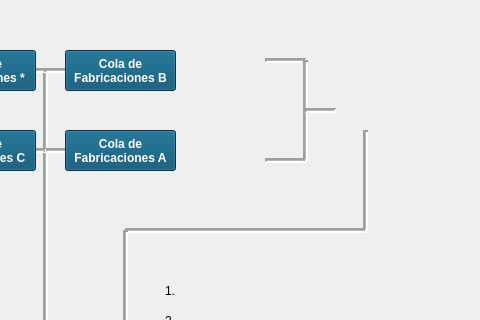
First picture: the form in untitled/mainwindow.ui, repository javialroro/Proyecto1_ED, before the edit; both pictures show x 365 to 845 and y 0 to 320 of the 1522 by 769 pixel window.
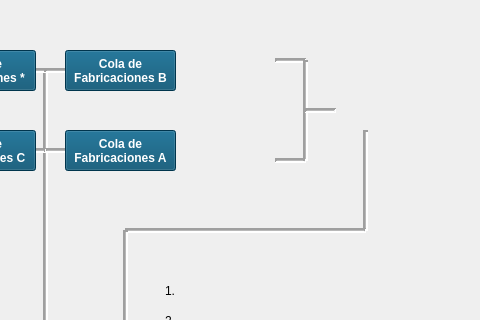
Second picture: the form after the edit. Icons and pictures are not drawn.

Patch:
```diff
--- a/untitled/mainwindow.ui
+++ b/untitled/mainwindow.ui
@@ -213,9 +213,9 @@
    <widget class="Line" name="lineH07">
     <property name="geometry">
      <rect>
-      <x>630</x>
+      <x>640</x>
       <y>50</y>
-      <width>41</width>
+      <width>31</width>
       <height>21</height>
      </rect>
     </property>
@@ -550,7 +550,7 @@
    <widget class="QLabel" name="lblFabrica1">
     <property name="geometry">
      <rect>
-      <x>540</x>
+      <x>550</x>
       <y>50</y>
       <width>51</width>
       <height>41</height>
@@ -569,7 +569,7 @@
    <widget class="QLabel" name="lblFabrica2">
     <property name="geometry">
      <rect>
-      <x>540</x>
+      <x>550</x>
       <y>130</y>
       <width>51</width>
       <height>41</height>
@@ -607,9 +607,9 @@
    <widget class="Line" name="lineH12">
     <property name="geometry">
      <rect>
-      <x>630</x>
+      <x>640</x>
       <y>150</y>
-      <width>41</width>
+      <width>31</width>
       <height>21</height>
      </rect>
     </property>
@@ -683,7 +683,7 @@
    <widget class="QPushButton" name="btnDetenerFab01">
     <property name="geometry">
      <rect>
-      <x>600</x>
+      <x>610</x>
       <y>50</y>
       <width>31</width>
       <height>21</height>
@@ -717,7 +717,7 @@
    <widget class="QPushButton" name="btnVerFab01">
     <property name="geometry">
      <rect>
-      <x>600</x>
+      <x>610</x>
       <y>70</y>
       <width>31</width>
       <height>21</height>
@@ -751,7 +751,7 @@
    <widget class="QPushButton" name="btnVerFab02">
     <property name="geometry">
      <rect>
-      <x>600</x>
+      <x>610</x>
       <y>150</y>
       <width>31</width>
       <height>21</height>
@@ -785,7 +785,7 @@
    <widget class="QPushButton" name="btnDetenerFab02">
     <property name="geometry">
      <rect>
-      <x>600</x>
+      <x>610</x>
       <y>130</y>
       <width>31</width>
       <height>21</height>
```
